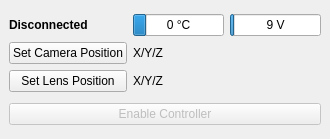
The window that basestation/ptucontroller.ui (wpfhtl/octocopter) describes before a commit, drawn with Qt 5.
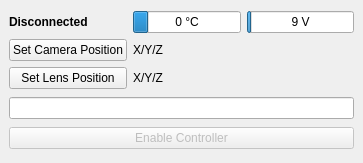
The same window after the commit.

Commit message: ptu is now half-working

The edit to the form file:
```diff
--- a/basestation/ptucontroller.ui
+++ b/basestation/ptucontroller.ui
@@ -6,8 +6,8 @@
    <rect>
     <x>0</x>
     <y>0</y>
-    <width>322</width>
-    <height>139</height>
+    <width>363</width>
+    <height>163</height>
    </rect>
   </property>
   <property name="sizePolicy">
@@ -18,8 +18,8 @@
   </property>
   <property name="minimumSize">
    <size>
-    <width>322</width>
-    <height>139</height>
+    <width>363</width>
+    <height>163</height>
    </size>
   </property>
   <property name="windowTitle">
@@ -38,24 +38,8 @@
    <layout class="QVBoxLayout" name="verticalLayout">
     <item>
      <layout class="QGridLayout" name="gridLayout">
-      <item row="0" column="0">
-       <widget class="QLabel" name="mLabelPtuStatus">
-        <property name="font">
-         <font>
-          <weight>75</weight>
-          <bold>true</bold>
-         </font>
-        </property>
-        <property name="text">
-         <string>Disconnected</string>
-        </property>
-       </widget>
-      </item>
       <item row="0" column="1">
        <layout class="QHBoxLayout" name="horizontalLayout">
-        <property name="sizeConstraint">
-         <enum>QLayout::SetDefaultConstraint</enum>
-        </property>
         <item>
          <widget class="QProgressBar" name="progressBar">
           <property name="minimumSize">
@@ -96,36 +80,58 @@
         </item>
        </layout>
       </item>
-      <item row="1" column="0">
+      <item row="3" column="0">
        <widget class="QPushButton" name="mPushButtonSetPositionCamera">
         <property name="text">
          <string>Set Camera Position</string>
         </property>
        </widget>
       </item>
-      <item row="1" column="1">
+      <item row="3" column="1">
        <widget class="QLabel" name="mLabelPositionCamera">
         <property name="text">
          <string>X/Y/Z</string>
         </property>
        </widget>
       </item>
-      <item row="2" column="0">
+      <item row="4" column="0">
        <widget class="QPushButton" name="mPushButtonSetPositionLens">
         <property name="text">
          <string>Set Lens Position</string>
         </property>
        </widget>
       </item>
-      <item row="2" column="1">
+      <item row="4" column="1">
        <widget class="QLabel" name="mLabelPositionLens">
         <property name="text">
          <string>X/Y/Z</string>
         </property>
        </widget>
       </item>
+      <item row="0" column="0">
+       <widget class="QLabel" name="mLabelPtuStatus">
+        <property name="sizePolicy">
+         <sizepolicy hsizetype="Preferred" vsizetype="Fixed">
+          <horstretch>0</horstretch>
+          <verstretch>0</verstretch>
+         </sizepolicy>
+        </property>
+        <property name="font">
+         <font>
+          <weight>75</weight>
+          <bold>true</bold>
+         </font>
+        </property>
+        <property name="text">
+         <string>Disconnected</string>
+        </property>
+       </widget>
+      </item>
      </layout>
     </item>
+    <item>
+     <widget class="QLineEdit" name="mDirectInput"/>
+    </item>
     <item>
      <widget class="QPushButton" name="mPushButtonToggleControllerState">
       <property name="enabled">
```
The commit also changes 2 other files.
